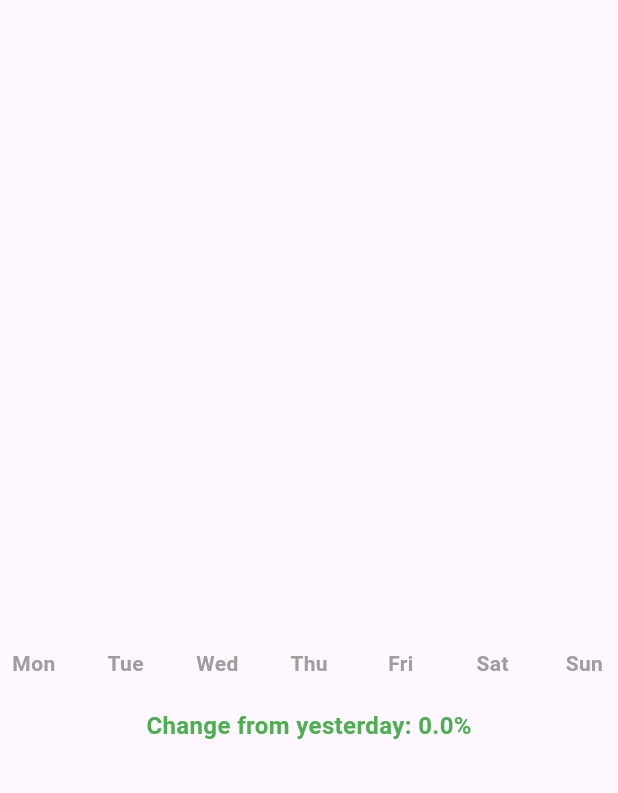
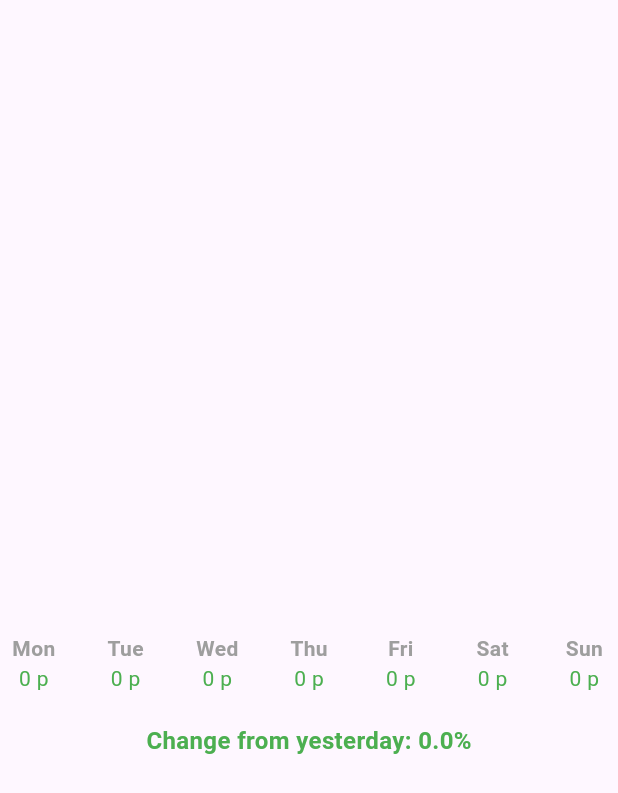
Before and after one commit to Eilhie/BuddyQuest, a Flutter app: the PointsChart widget shown alone on an empty page, opened directly, on a phone screen of 412 x 824 dp. Shown: the top 793 px of the screen. Run offline on Flutter 3.47's test engine with Material 3 defaults, Android fonts, the phone set to English and light mode, and no system bars; our stand-ins replace cloud_firestore, firebase_auth, firebase_core, flutter_dotenv, google_sign_in, shared_preferences; accounts and stored records are empty.

```diff
--- a/lib/home_page.dart
+++ b/lib/home_page.dart
@@ -771,6 +771,12 @@ class PointsChart extends StatelessWidget {
                         fontWeight: FontWeight.bold,
                       ),
                     ),
+                    Text(
+                      '$dayPoints p',
+                      style: TextStyle(
+                        color: Colors.green,
+                      ),
+                    ),
                   ],
                 );
               }),
```
